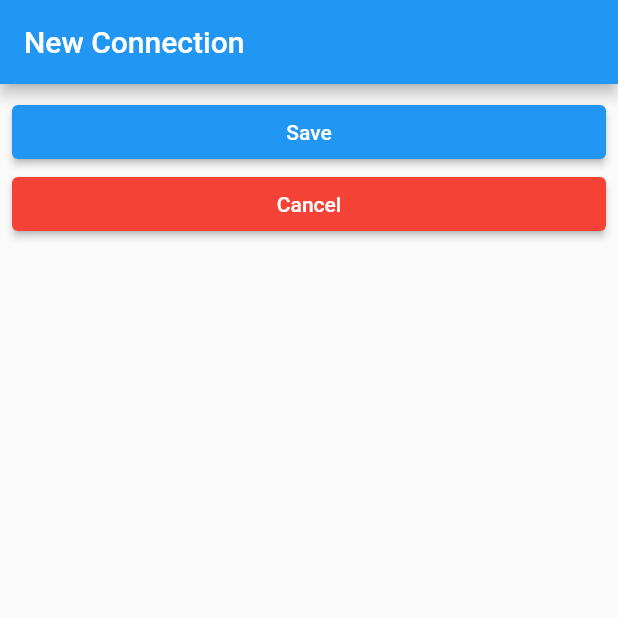
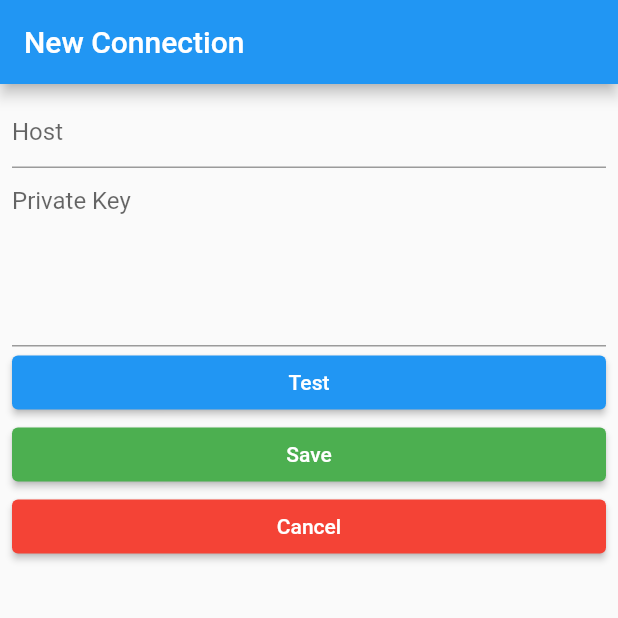
Before and after one commit to Iamz/c3_video_downloader, a Flutter app: the NewConnectionPage screen opened by its route, on a phone screen of 412 x 824 dp, the top half of it. Run offline on Flutter 3.47's test engine with Material 2 defaults, Android fonts, the phone set to English and light mode, and no system bars; our stand-ins replace go_router; missing offline and left inert: ssh2.

Commit message:
Test Connection

```diff
--- a/lib/pages/new_connection.dart
+++ b/lib/pages/new_connection.dart
@@ -1,8 +1,26 @@
 import 'package:flutter/material.dart';
+import 'package:flutter/services.dart';
 import 'package:go_router/go_router.dart';
+import 'package:ssh2/ssh2.dart';
 
-class NewConnectionPage extends StatelessWidget {
+class NewConnectionPage extends StatefulWidget {
   const NewConnectionPage({Key? key}) : super(key: key);
+
+  @override
+  State<NewConnectionPage> createState() => _NewConnectionPageState();
+}
+
+class _NewConnectionPageState extends State<NewConnectionPage> {
+  final _formKey = GlobalKey<FormState>();
+  final _hostController = TextEditingController();
+  final _keyController = TextEditingController();
+
+  @override
+  void dispose() {
+    _hostController.dispose();
+    _keyController.dispose();
+    super.dispose();
+  }
 
   @override
   Widget build(BuildContext context) {
@@ -15,18 +33,102 @@ class NewConnectionPage extends StatelessWidget {
         child: Column(
           crossAxisAlignment: CrossAxisAlignment.stretch,
           children: [
-            ElevatedButton(
-              onPressed: () => context.go('/'),
-              child: const Text('Save'),
+            Form(
+              key: _formKey,
+              child: Column(
+                crossAxisAlignment: CrossAxisAlignment.start,
+                children: [
+                  TextFormField(
+                    controller: _hostController,
+                    decoration: const InputDecoration(hintText: 'Host'),
+                    validator: (value) =>
+                        value?.isNotEmpty != true ? 'Required' : null,
+                  ),
+                  TextFormField(
+                    controller: _keyController,
+                    decoration: const InputDecoration(hintText: 'Private Key'),
+                    validator: (value) =>
+                        value?.isNotEmpty != true ? 'Required' : null,
+                    maxLines: 5,
+                  )
+                ],
+              ),
             ),
-            ElevatedButton(
-              style: ElevatedButton.styleFrom(backgroundColor: Colors.red),
-              onPressed: () => context.go('/'),
-              child: const Text('Cancel'),
-            ),
+            _buildTestButton(),
+            _buildSaveButton(),
+            _buildCancelButton(),
           ],
         ),
       ),
     );
   }
+
+  ElevatedButton _buildTestButton() {
+    return ElevatedButton(
+      onPressed: () async {
+        if (_formKey.currentState?.validate() ?? false) {
+          final result = await _testConnection();
+          _showAlertDialog(result);
+        }
+      },
+      child: const Text('Test'),
+    );
+  }
+
+  void _showAlertDialog(String result) {
+    if (mounted) {
+      showDialog(
+        context: context,
+        builder: (context) => AlertDialog(
+          content: Text(result),
+          actions: [
+            TextButton(
+              onPressed: () => context.pop(),
+              child: const Text('Dismiss'),
+            ),
+          ],
+        ),
+      );
+    }
+  }
+
+  ElevatedButton _buildCancelButton() {
+    return ElevatedButton(
+      style: ElevatedButton.styleFrom(backgroundColor: Colors.red),
+      onPressed: () => context.go('/'),
+      child: const Text('Cancel'),
+    );
+  }
+
+  ElevatedButton _buildSaveButton() {
+    return ElevatedButton(
+      style: ElevatedButton.styleFrom(backgroundColor: Colors.green),
+      onPressed: () => context.go('/'),
+      child: const Text('Save'),
+    );
+  }
+
+  Future<String> _testConnection() async {
+    final client = SSHClient(
+      host: _hostController.text,
+      port: 22,
+      username: 'comma',
+      passwordOrKey: {'privateKey': _keyController.text},
+    );
+    try {
+      await client.connect();
+      final isConnected = await client.isConnected();
+      return isConnected ? 'success' : 'fail';
+    } catch (e) {
+      if (e is PlatformException) {
+        return e.message ?? 'unknown';
+      } else {
+        rethrow;
+      }
+    } finally {
+      if (await client.isConnected()) {
+        await client.disconnect();
+      }
+    }
+  }
 }
```
